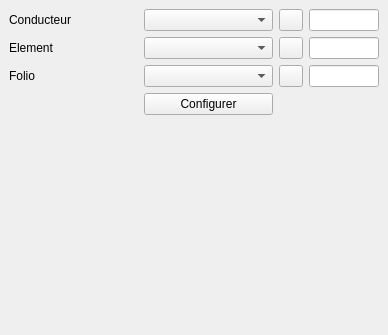
The window that sources/autoNum/ui/autonumberingdockwidget.ui (qelectrotech/qelectrotech-source-mirror) describes before a commit, drawn with Qt 5.
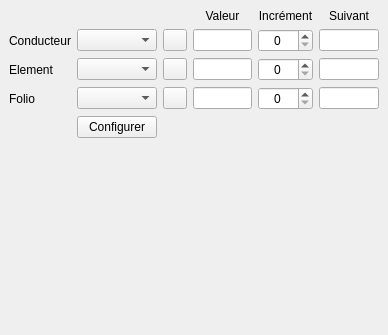
The same window after the commit. Icons and pictures are not drawn.

Commit message: Edit increment and preview the next number in the auto-numbering dock

Patch:
```diff
--- a/sources/autoNum/ui/autonumberingdockwidget.ui
+++ b/sources/autoNum/ui/autonumberingdockwidget.ui
@@ -15,6 +15,36 @@
   </property>
   <widget class="QWidget" name="dockWidgetContents">
    <layout class="QGridLayout" name="gridLayout">
+    <item row="0" column="3">
+     <widget class="QLabel" name="value_header_label">
+      <property name="text">
+       <string>Valeur</string>
+      </property>
+      <property name="alignment">
+       <set>Qt::AlignCenter</set>
+      </property>
+     </widget>
+    </item>
+    <item row="0" column="4">
+     <widget class="QLabel" name="increase_header_label">
+      <property name="text">
+       <string>Incrément</string>
+      </property>
+      <property name="alignment">
+       <set>Qt::AlignCenter</set>
+      </property>
+     </widget>
+    </item>
+    <item row="0" column="5">
+     <widget class="QLabel" name="next_header_label">
+      <property name="text">
+       <string>Suivant</string>
+      </property>
+      <property name="alignment">
+       <set>Qt::AlignCenter</set>
+      </property>
+     </widget>
+    </item>
     <item row="3" column="1">
      <widget class="QComboBox" name="m_element_cb"/>
     </item>
@@ -61,6 +91,47 @@
       </property>
      </widget>
     </item>
+    <item row="2" column="4">
+     <widget class="QSpinBox" name="m_conductor_increase_sb">
+      <property name="maximumSize">
+       <size>
+        <width>55</width>
+        <height>16777215</height>
+       </size>
+      </property>
+      <property name="toolTip">
+       <string>Incrément : valeur ajoutée au compteur à chaque nouvelle numérotation</string>
+      </property>
+      <property name="alignment">
+       <set>Qt::AlignCenter</set>
+      </property>
+      <property name="accelerated">
+       <bool>true</bool>
+      </property>
+      <property name="minimum">
+       <number>0</number>
+      </property>
+     </widget>
+    </item>
+    <item row="2" column="5">
+     <widget class="QLineEdit" name="m_conductor_next_le">
+      <property name="maximumSize">
+       <size>
+        <width>70</width>
+        <height>16777215</height>
+       </size>
+      </property>
+      <property name="toolTip">
+       <string>Prochaine valeur qui sera appliquée avec cet incrément</string>
+      </property>
+      <property name="readOnly">
+       <bool>true</bool>
+      </property>
+      <property name="alignment">
+       <set>Qt::AlignCenter</set>
+      </property>
+     </widget>
+    </item>
     <item row="3" column="0">
      <widget class="QLabel" name="label">
       <property name="text">
@@ -108,6 +179,47 @@
       </property>
      </widget>
     </item>
+    <item row="3" column="4">
+     <widget class="QSpinBox" name="m_element_increase_sb">
+      <property name="maximumSize">
+       <size>
+        <width>55</width>
+        <height>16777215</height>
+       </size>
+      </property>
+      <property name="toolTip">
+       <string>Incrément : valeur ajoutée au compteur à chaque nouvelle numérotation</string>
+      </property>
+      <property name="alignment">
+       <set>Qt::AlignCenter</set>
+      </property>
+      <property name="accelerated">
+       <bool>true</bool>
+      </property>
+      <property name="minimum">
+       <number>0</number>
+      </property>
+     </widget>
+    </item>
+    <item row="3" column="5">
+     <widget class="QLineEdit" name="m_element_next_le">
+      <property name="maximumSize">
+       <size>
+        <width>70</width>
+        <height>16777215</height>
+       </size>
+      </property>
+      <property name="toolTip">
+       <string>Prochaine valeur qui sera appliquée avec cet incrément</string>
+      </property>
+      <property name="readOnly">
+       <bool>true</bool>
+      </property>
+      <property name="alignment">
+       <set>Qt::AlignCenter</set>
+      </property>
+     </widget>
+    </item>
     <item row="4" column="1">
      <widget class="QComboBox" name="m_folio_cb"/>
     </item>
@@ -144,6 +256,47 @@
       </property>
      </widget>
     </item>
+    <item row="4" column="4">
+     <widget class="QSpinBox" name="m_folio_increase_sb">
+      <property name="maximumSize">
+       <size>
+        <width>55</width>
+        <height>16777215</height>
+       </size>
+      </property>
+      <property name="toolTip">
+       <string>Incrément : valeur ajoutée au compteur à chaque nouvelle numérotation</string>
+      </property>
+      <property name="alignment">
+       <set>Qt::AlignCenter</set>
+      </property>
+      <property name="accelerated">
+       <bool>true</bool>
+      </property>
+      <property name="minimum">
+       <number>0</number>
+      </property>
+     </widget>
+    </item>
+    <item row="4" column="5">
+     <widget class="QLineEdit" name="m_folio_next_le">
+      <property name="maximumSize">
+       <size>
+        <width>70</width>
+        <height>16777215</height>
+       </size>
+      </property>
+      <property name="toolTip">
+       <string>Prochaine valeur qui sera appliquée avec cet incrément</string>
+      </property>
+      <property name="readOnly">
+       <bool>true</bool>
+      </property>
+      <property name="alignment">
+       <set>Qt::AlignCenter</set>
+      </property>
+     </widget>
+    </item>
     <item row="6" column="0">
      <spacer name="verticalSpacer">
       <property name="orientation">
```
The commit also changes 4 other files.
